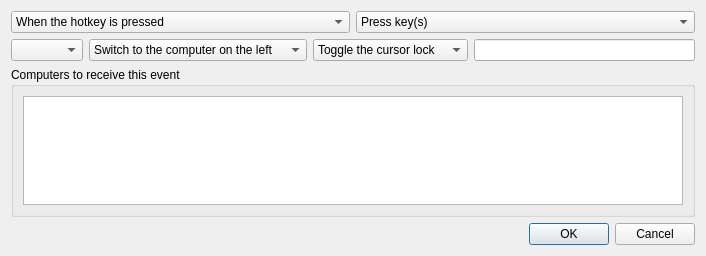
First picture: the form in src/lib/gui/dialogs/ActionDialog.ui, repository deskflow/deskflow, before the edit.
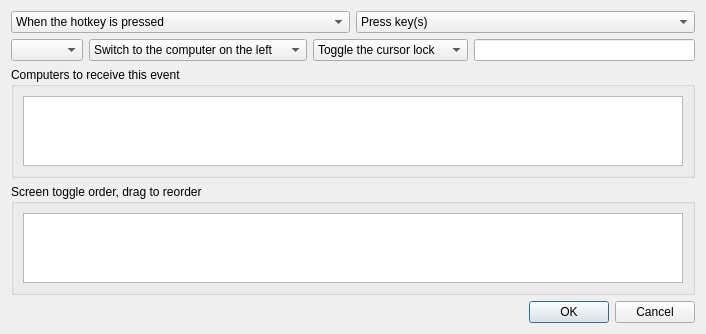
Second picture: the form after the edit. Custom widgets are drawn as their Qt base class.

Commit message: feat(gui): implement toggle screen action (#9135)

```diff
--- a/src/lib/gui/dialogs/ActionDialog.ui
+++ b/src/lib/gui/dialogs/ActionDialog.ui
@@ -167,6 +167,34 @@
      </layout>
     </widget>
    </item>
+    <item>
+     <widget class="QGroupBox" name="groupToggleScreenOrder">
+      <property name="sizePolicy">
+       <sizepolicy hsizetype="Preferred" vsizetype="Preferred">
+        <horstretch>0</horstretch>
+        <verstretch>0</verstretch>
+       </sizepolicy>
+      </property>
+      <property name="title">
+       <string>Screen toggle order, drag to reorder</string>
+      </property>
+      <layout class="QHBoxLayout" name="_4">
+       <item>
+        <widget class="QListWidget" name="listToggleScreenOrder">
+         <property name="dragDropMode">
+          <enum>QAbstractItemView::DragDropMode::InternalMove</enum>
+         </property>
+         <property name="defaultDropAction">
+          <enum>Qt::DropAction::MoveAction</enum>
+         </property>
+         <property name="sizeAdjustPolicy">
+          <enum>QAbstractScrollArea::SizeAdjustPolicy::AdjustToContentsOnFirstShow</enum>
+         </property>
+        </widget>
+       </item>
+      </layout>
+     </widget>
+    </item>
    <item>
     <widget class="QDialogButtonBox" name="buttonBox">
      <property name="standardButtons">
```
Left out of the diff: 7 changed lines with no effect on the pictures. The commit also changes 14 other files.
